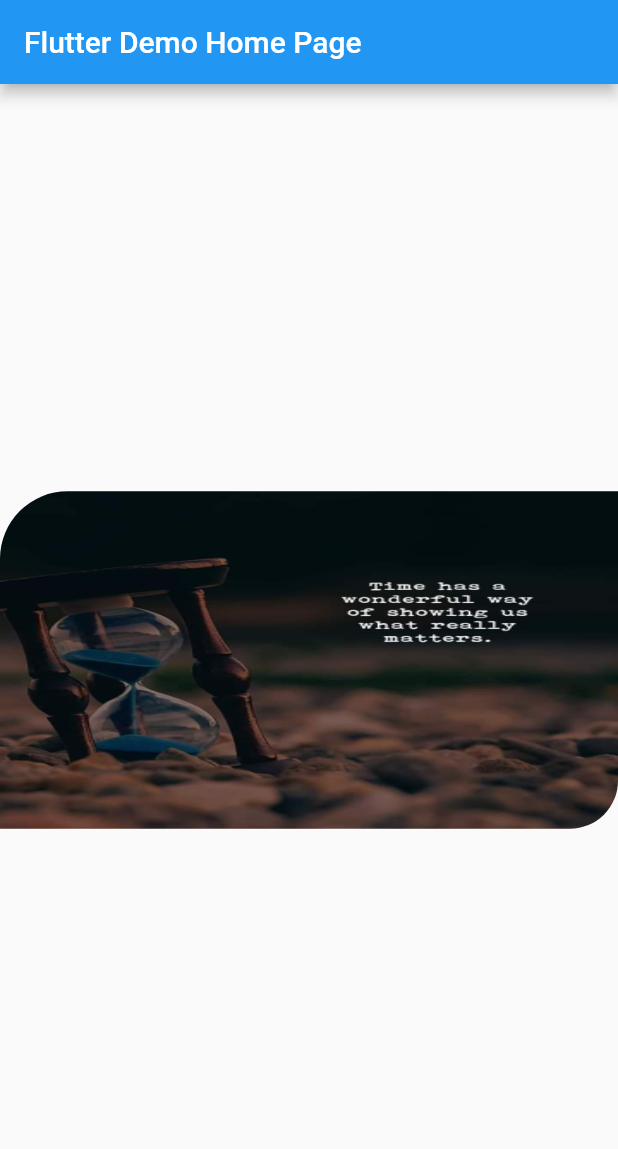
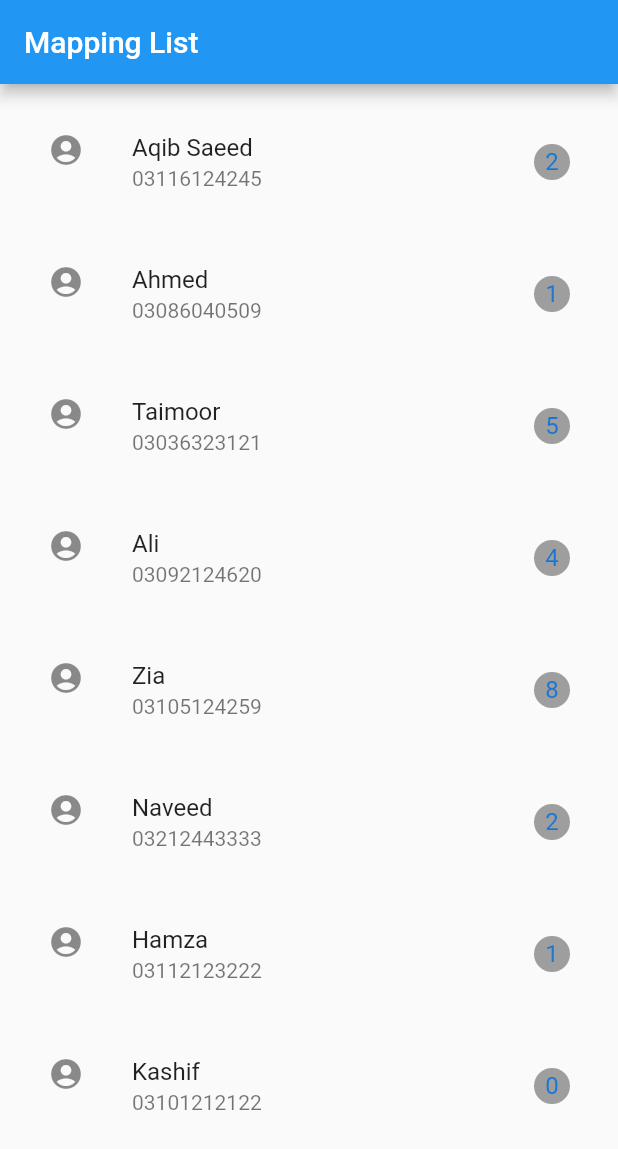
Before and after one commit to aqibsaeed237/Animated, a Flutter app: the screen it shows after launch, on a phone screen of 412 x 824 dp. Shown: the top 1149 px of the screen. Run offline on Flutter 3.47's test engine with Material 2 defaults, Android fonts, the phone set to English and light mode, and no system bars.

Commit message:
mapping commit

```diff
--- /dev/null
+++ b/lib/detailpage.dart
@@ -0,0 +1,20 @@
+import 'package:flutter/cupertino.dart';
+import 'package:flutter/material.dart';
+
+class DetailPage extends StatelessWidget{
+  @override
+  Widget build(BuildContext context) {
+    return Scaffold(
+      appBar: AppBar(
+        title: Text('Detail'),
+      ),
+      body: Container(
+        child: Hero(
+     tag: 'background',
+     child: Image.asset('assets/images/logo.png'),
+        ),
+      ),
+    );
+  }
+
+}
--- a/lib/main.dart
+++ b/lib/main.dart
@@ -1,6 +1,7 @@
 import 'dart:async';
 
 import 'package:flutter/material.dart';
+import 'package:foo_animation/detailpage.dart';
 
 void main() {
   runApp(const MyApp());
@@ -18,7 +19,7 @@ class MyApp extends StatelessWidget {
 
         primarySwatch: Colors.blue,
       ),
-      home: const MyHomePage(title: 'Flutter Demo Home Page'),
+      home: const MyHomePage(title: 'Mapping List'),
     );
   }
 }
@@ -34,26 +35,88 @@ class MyHomePage extends StatefulWidget {
 }
 
 class _MyHomePageState extends State<MyHomePage> {
+  var arrData = [
+    {
+      'name': 'Aqib Saeed',
+      'mob': '03116124245',
+      'unread': '2'
 
-@override
+    },
+    {
+      'name': 'Ahmed',
+      'mob': '03086040509',
+      'unread': '1',
+
+    },
+    {
+      'name': 'Taimoor',
+      'mob': '03036323121',
+      'unread': '5'
+
+    },
+    {
+      'name': 'Ali',
+      'mob': '03092124620',
+      'unread': '4'
+
+    },
+    {
+      'name': 'Zia',
+      'mob': '03105124259',
+      'unread': '8'
+
+    },
+    {
+      'name': 'Naveed',
+      'mob': '03212443333',
+      'unread': '2'
+
+    },
+    {
+      'name': 'Hamza',
+      'mob': '03112123222',
+      'unread' : '1'
+
+    },
+    {
+      'name': 'Kashif',
+      'mob': '03101212122',
+      'unread': '0'
+
+    }
+
+  ];
+
+  @override
   Widget build(BuildContext context) {
-
     return Scaffold(
         appBar: AppBar(
-
           title: Text(widget.title),
         ),
-        body: Center(
-          child: ClipRRect(
-            borderRadius: BorderRadius.only(topLeft: Radius.circular(45), bottomRight: Radius.circular(32)),
-            child: Image.asset(
-             'assets/images/logo.jpeg',
-                 width: 450,
-              height: 225,
-              fit: BoxFit.fill,
-              ),
+        body: Container(
+          child: Padding(
+            padding: const EdgeInsets.all(8.0),
+            child: ListView(
+                children: arrData.map((value) =>
+              Padding(
+                padding: const EdgeInsets.all(8.0),
+                child: ListTile(
+                      leading: Icon(Icons.account_circle),
+                      title: Text(value['name'].toString()),
+                      subtitle: Text(value['mob'].toString()),
+                      trailing: CircleAvatar(
+                        radius: 12,
+                          backgroundColor: Colors.grey,
+                          child: Text(value['unread'].toString())),
+
+                    ),
+              )
+                ).toList()
             ),
-          )
-        );
+          ),
+
+        )
+    );
   }
+
 }
```
Also changed, not shown: assets/images/logo.jpeg (deleted).
